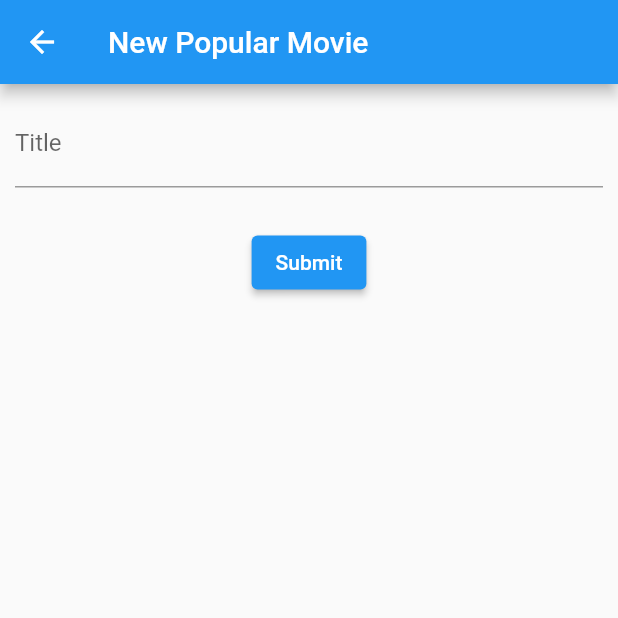
After one commit to alvinfersus/Flutter_Material, a Flutter app: the NewPopMovie screen opened directly, on a phone screen of 412 x 824 dp, the top half of it. The commit adds this screen. Run offline on Flutter 3.47's test engine with Material 2 defaults, Android fonts, the phone set to English and light mode, and no system bars; our stand-ins replace percent_indicator, shared_preferences; accounts and stored records are empty; network calls fail.

Commit message:
FEAT: popular movie week 9 done

```diff
--- /dev/null
+++ b/week2/lib/screen/newpopmovie.dart
@@ -0,0 +1,56 @@
+import 'package:flutter/material.dart';
+
+class NewPopMovie extends StatefulWidget {
+  const NewPopMovie({super.key});
+
+  @override
+  State<NewPopMovie> createState() => _NewPopMovieState();
+}
+
+class _NewPopMovieState extends State<NewPopMovie> {
+  final _formKey = GlobalKey<FormState>();
+  String _title = "";
+  @override
+  Widget build(BuildContext context) {
+    return Scaffold(
+        appBar: AppBar(
+          title: Text("New Popular Movie"),
+        ),
+        body: Form(
+          key: _formKey,
+          child: Column(
+            children: <Widget>[
+              Padding(
+                  padding: EdgeInsets.all(10),
+                  child: TextFormField(
+                    decoration: const InputDecoration(
+                      labelText: 'Title',
+                    ),
+                    onChanged: (value) {
+                      _title = value;
+                    },
+                    validator: (value) {
+                      if (value == null || value.isEmpty) {
+                        return 'Judul harus diisi';
+                      }
+                      return null;
+                    },
+                  )),
+              Padding(
+                padding: const EdgeInsets.symmetric(vertical: 16.0),
+                child: ElevatedButton(
+                  onPressed: () {
+                    if (_formKey.currentState != null &&
+                        !_formKey.currentState!.validate()) {
+                      ScaffoldMessenger.of(context).showSnackBar(
+                          SnackBar(content: Text('Harap Isian diperbaiki')));
+                    }
+                  },
+                  child: Text('Submit'),
+                ),
+              ),
+            ],
+          ),
+        ));
+  }
+}
```
Also changed, not shown: week2/lib/class/popMovie.dart (+7 -1 lines), week2/lib/screen/detailpop.dart (added, +96 -0 lines), week2/lib/screen/login.dart (+34 -5 lines), week2/lib/screen/popularMovie.dart (+23 -2 lines).
